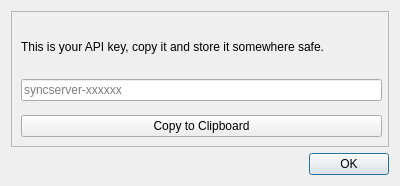
Before: the Qt Designer form pyside6_ui/create_apikey_success_dialog.ui in NewGuy103/syncServer, drawn with Qt 5.
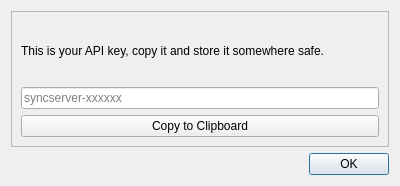
After: the same form once the commit is applied. Icons and pictures are not drawn.

```diff
--- a/pyside6_ui/create_apikey_success_dialog.ui
+++ b/pyside6_ui/create_apikey_success_dialog.ui
@@ -22,18 +22,17 @@
      <property name="frameShadow">
       <enum>QFrame::Shadow::Raised</enum>
      </property>
-     <widget class="QWidget" name="verticalLayoutWidget">
-      <property name="geometry">
-       <rect>
-        <x>10</x>
-        <y>10</y>
-        <width>361</width>
-        <height>80</height>
-       </rect>
-      </property>
+     <layout class="QVBoxLayout" name="verticalLayout_2">
+      <item>
       <layout class="QVBoxLayout" name="mainDialogLayout">
        <item>
         <widget class="QLabel" name="keyLabel">
+          <property name="sizePolicy">
+           <sizepolicy hsizetype="Preferred" vsizetype="Minimum">
+            <horstretch>0</horstretch>
+            <verstretch>0</verstretch>
+           </sizepolicy>
+          </property>
          <property name="text">
           <string>This is your API key, copy it and store it somewhere safe.</string>
          </property>
@@ -50,19 +49,17 @@
         </widget>
        </item>
       </layout>
-     </widget>
-     <widget class="QWidget" name="horizontalLayoutWidget">
-      <property name="geometry">
-       <rect>
-        <x>10</x>
-        <y>100</y>
-        <width>361</width>
-        <height>31</height>
-       </rect>
-      </property>
+      </item>
+      <item>
       <layout class="QHBoxLayout" name="copyLayout">
        <item>
         <widget class="QPushButton" name="copyToClipboardButton">
+          <property name="sizePolicy">
+           <sizepolicy hsizetype="Minimum" vsizetype="Maximum">
+            <horstretch>0</horstretch>
+            <verstretch>0</verstretch>
+           </sizepolicy>
+          </property>
          <property name="text">
           <string>Copy to Clipboard</string>
          </property>
@@ -72,7 +69,8 @@
         </widget>
        </item>
       </layout>
-     </widget>
+      </item>
+     </layout>
     </widget>
    </item>
    <item>
```
Lines whose indentation alone changed are shown as unchanged.
